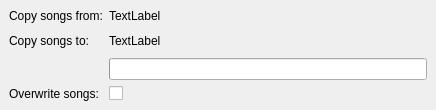
Before: the Qt Designer form devices/actiondialog.ui in polpo/cantata-mac, drawn with Qt 5.
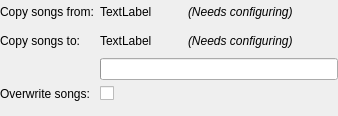
After: the same form once the commit is applied. Custom widgets are drawn as their Qt base class.

Commit message: Allow to configure source and destination devices. Add a label if device has not been configured before.

What changed in the file:
```diff
--- a/devices/actiondialog.ui
+++ b/devices/actiondialog.ui
@@ -6,8 +6,8 @@
    <rect>
     <x>0</x>
     <y>0</y>
-    <width>436</width>
-    <height>105</height>
+    <width>338</width>
+    <height>116</height>
    </rect>
   </property>
   <property name="windowTitle">
@@ -24,8 +24,8 @@
      </property>
      <widget class="QWidget" name="page">
       <layout class="QFormLayout" name="formLayout">
-       <property name="fieldGrowthPolicy">
-        <enum>QFormLayout::ExpandingFieldsGrow</enum>
+       <property name="margin">
+        <number>0</number>
        </property>
        <item row="0" column="0">
         <widget class="QLabel" name="label">
@@ -35,18 +35,47 @@
         </widget>
        </item>
        <item row="0" column="1">
-        <widget class="QLabel" name="sourceLabel">
-         <property name="text">
-          <string>TextLabel</string>
-         </property>
-        </widget>
-       </item>
-       <item row="1" column="0">
-        <widget class="QLabel" name="label_3">
-         <property name="text">
-          <string>Copy songs to:</string>
-         </property>
-        </widget>
+        <layout class="QHBoxLayout" name="horizontalLayout_4">
+         <item>
+          <widget class="QLabel" name="sourceLabel">
+           <property name="text">
+            <string>TextLabel</string>
+           </property>
+          </widget>
+         </item>
+         <item>
+          <widget class="QToolButton" name="configureSourceButton">
+           <property name="autoRaise">
+            <bool>true</bool>
+           </property>
+          </widget>
+         </item>
+         <item>
+          <widget class="QLabel" name="configureSourceLabel">
+           <property name="font">
+            <font>
+             <italic>true</italic>
+            </font>
+           </property>
+           <property name="text">
+            <string>(Needs configuring)</string>
+           </property>
+          </widget>
+         </item>
+         <item>
+          <spacer name="horizontalSpacer_2">
+           <property name="orientation">
+            <enum>Qt::Horizontal</enum>
+           </property>
+           <property name="sizeHint" stdset="0">
+            <size>
+             <width>40</width>
+             <height>20</height>
+            </size>
+           </property>
+          </spacer>
+         </item>
+        </layout>
        </item>
        <item row="1" column="1">
         <layout class="QHBoxLayout" name="horizontalLayout">
@@ -58,12 +87,24 @@
           </widget>
          </item>
          <item>
-          <widget class="QToolButton" name="configureButton">
+          <widget class="QToolButton" name="configureDestButton">
            <property name="autoRaise">
             <bool>true</bool>
            </property>
           </widget>
          </item>
+         <item>
+          <widget class="QLabel" name="configureDestLabel">
+           <property name="font">
+            <font>
+             <italic>true</italic>
+            </font>
+           </property>
+           <property name="text">
+            <string>(Needs configuring)</string>
+           </property>
+          </widget>
+         </item>
          <item>
           <spacer name="horizontalSpacer">
            <property name="orientation">
@@ -79,17 +120,7 @@
          </item>
         </layout>
        </item>
-       <item row="2" column="1">
-        <widget class="CapacityBar" name="capacity">
-         <property name="sizePolicy">
-          <sizepolicy hsizetype="MinimumExpanding" vsizetype="Fixed">
-           <horstretch>0</horstretch>
-           <verstretch>0</verstretch>
-          </sizepolicy>
-         </property>
-        </widget>
-       </item>
-       <item row="3" column="0">
+       <item row="4" column="0">
         <widget class="QLabel" name="label_2">
          <property name="text">
           <string>Overwrite songs:</string>
@@ -99,17 +130,37 @@
          </property>
         </widget>
        </item>
-       <item row="3" column="1">
+       <item row="4" column="1">
         <widget class="QCheckBox" name="overwrite">
          <property name="text">
           <string/>
          </property>
         </widget>
        </item>
+       <item row="2" column="1">
+        <widget class="CapacityBar" name="capacity">
+         <property name="sizePolicy">
+          <sizepolicy hsizetype="MinimumExpanding" vsizetype="Fixed">
+           <horstretch>0</horstretch>
+           <verstretch>0</verstretch>
+          </sizepolicy>
+         </property>
+        </widget>
+       </item>
+       <item row="1" column="0">
+        <widget class="QLabel" name="label_3">
+         <property name="text">
+          <string>Copy songs to:</string>
+         </property>
+        </widget>
+       </item>
       </layout>
      </widget>
      <widget class="QWidget" name="page_3">
       <layout class="QHBoxLayout" name="horizontalLayout_2">
+       <property name="margin">
+        <number>0</number>
+       </property>
        <item>
         <widget class="QLabel" name="errorIcon">
          <property name="sizePolicy">
@@ -155,6 +206,9 @@
      </widget>
      <widget class="QWidget" name="page_4">
       <layout class="QHBoxLayout" name="horizontalLayout_3">
+       <property name="margin">
+        <number>0</number>
+       </property>
        <item>
         <widget class="QLabel" name="skipIcon">
          <property name="sizePolicy">
@@ -200,6 +254,9 @@
      </widget>
      <widget class="QWidget" name="page_2">
       <layout class="QGridLayout" name="gridLayout">
+       <property name="margin">
+        <number>0</number>
+       </property>
        <item row="0" column="0">
         <widget class="ActionLabel" name="actionLabel">
          <property name="sizePolicy">
```
Left out of the diff: 2 changed lines with no effect on the pictures. The commit also changes 8 other files.
